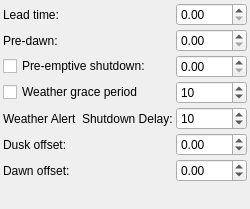
Old version of the form kstars/ekos/scheduler/opsoffsetsettings.ui in the repository KDE/kstars.
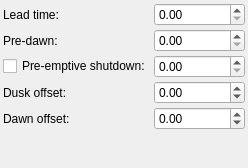
New version of the form.

Commit message: Add support to dedicated weather driver for scheduler startup safety checks

Diff of the .ui file:
```diff
--- a/kstars/ekos/scheduler/opsoffsetsettings.ui
+++ b/kstars/ekos/scheduler/opsoffsetsettings.ui
@@ -6,8 +6,8 @@
    <rect>
     <x>0</x>
     <y>0</y>
-    <width>250</width>
-    <height>209</height>
+    <width>248</width>
+    <height>168</height>
    </rect>
   </property>
   <property name="windowTitle">
@@ -29,6 +29,39 @@
    <property name="spacing">
     <number>3</number>
    </property>
+   <item row="4" column="0">
+    <widget class="QLabel" name="dawnOffsetLabel">
+     <property name="toolTip">
+      <string>&lt;html&gt;&lt;body&gt;&lt;p&gt;Offset astronomical dawn by this many hours. This positive or negative value adjusts the twilight restriction.&lt;/p&gt;&lt;/body&gt;&lt;/html&gt;</string>
+     </property>
+     <property name="text">
+      <string>Dawn offset:</string>
+     </property>
+    </widget>
+   </item>
+   <item row="3" column="1">
+    <widget class="QDoubleSpinBox" name="kcfg_DuskOffset">
+     <property name="minimum">
+      <double>-24.000000000000000</double>
+     </property>
+     <property name="maximum">
+      <double>24.000000000000000</double>
+     </property>
+     <property name="singleStep">
+      <double>0.500000000000000</double>
+     </property>
+    </widget>
+   </item>
+   <item row="0" column="0">
+    <widget class="QLabel" name="leadTimeLabel">
+     <property name="toolTip">
+      <string>&lt;html&gt;&lt;head/&gt;&lt;body&gt;&lt;p&gt;Lead time is the minimum time in minutes between jobs. The scheduler starts execution of a job before its scheduled startup time by this lead time. Early execution is useful as focusing, alignment, and guiding procedures may take prolonged periods to time to complete.&lt;/p&gt;&lt;/body&gt;&lt;/html&gt;</string>
+     </property>
+     <property name="text">
+      <string>Lead time:</string>
+     </property>
+    </widget>
+   </item>
    <item row="2" column="0">
     <widget class="QCheckBox" name="kcfg_PreemptiveShutdown">
      <property name="toolTip">
@@ -39,16 +72,13 @@
      </property>
     </widget>
    </item>
-   <item row="6" column="1">
-    <widget class="QDoubleSpinBox" name="kcfg_DawnOffset">
-     <property name="minimum">
-      <double>-24.000000000000000</double>
-     </property>
-     <property name="maximum">
-      <double>24.000000000000000</double>
-     </property>
-     <property name="singleStep">
-      <double>0.500000000000000</double>
+   <item row="0" column="1">
+    <widget class="QDoubleSpinBox" name="kcfg_LeadTime"/>
+   </item>
+   <item row="2" column="1">
+    <widget class="QDoubleSpinBox" name="kcfg_PreemptiveShutdownTime">
+     <property name="toolTip">
+      <string>&lt;html&gt;&lt;head/&gt;&lt;body&gt;&lt;p&gt;Pre-emptive shutdown hours&lt;/p&gt;&lt;/body&gt;&lt;/html&gt;</string>
      </property>
     </widget>
    </item>
@@ -62,7 +92,10 @@
      </property>
     </widget>
    </item>
-   <item row="7" column="0">
+   <item row="1" column="1">
+    <widget class="QDoubleSpinBox" name="kcfg_PreDawnTime"/>
+   </item>
+   <item row="5" column="0">
     <spacer name="verticalSpacer">
      <property name="orientation">
       <enum>Qt::Orientation::Vertical</enum>
@@ -75,8 +108,8 @@
      </property>
     </spacer>
    </item>
-   <item row="5" column="1">
-    <widget class="QDoubleSpinBox" name="kcfg_DuskOffset">
+   <item row="4" column="1">
+    <widget class="QDoubleSpinBox" name="kcfg_DawnOffset">
      <property name="minimum">
       <double>-24.000000000000000</double>
      </property>
@@ -88,40 +121,7 @@
      </property>
     </widget>
    </item>
-   <item row="0" column="1">
-    <widget class="QDoubleSpinBox" name="kcfg_LeadTime"/>
-   </item>
-   <item row="6" column="0">
-    <widget class="QLabel" name="dawnOffsetLabel">
-     <property name="toolTip">
-      <string>&lt;html&gt;&lt;body&gt;&lt;p&gt;Offset astronomical dawn by this many hours. This positive or negative value adjusts the twilight restriction.&lt;/p&gt;&lt;/body&gt;&lt;/html&gt;</string>
-     </property>
-     <property name="text">
-      <string>Dawn offset:</string>
-     </property>
-    </widget>
-   </item>
-   <item row="2" column="1">
-    <widget class="QDoubleSpinBox" name="kcfg_PreemptiveShutdownTime">
-     <property name="toolTip">
-      <string>&lt;html&gt;&lt;head/&gt;&lt;body&gt;&lt;p&gt;Pre-emptive shutdown hours&lt;/p&gt;&lt;/body&gt;&lt;/html&gt;</string>
-     </property>
-    </widget>
-   </item>
-   <item row="0" column="0">
-    <widget class="QLabel" name="leadTimeLabel">
-     <property name="toolTip">
-      <string>&lt;html&gt;&lt;head/&gt;&lt;body&gt;&lt;p&gt;Lead time is the minimum time in minutes between jobs. The scheduler starts execution of a job before its scheduled startup time by this lead time. Early execution is useful as focusing, alignment, and guiding procedures may take prolonged periods to time to complete.&lt;/p&gt;&lt;/body&gt;&lt;/html&gt;</string>
-     </property>
-     <property name="text">
-      <string>Lead time:</string>
-     </property>
-    </widget>
-   </item>
-   <item row="1" column="1">
-    <widget class="QDoubleSpinBox" name="kcfg_PreDawnTime"/>
-   </item>
-   <item row="5" column="0">
+   <item row="3" column="0">
     <widget class="QLabel" name="duskOffsetLabel">
      <property name="toolTip">
       <string>&lt;html&gt;&lt;body&gt;&lt;p&gt;Offset astronomical dusk by this many hours. This positive or negative value adjusts the twilight restriction.&lt;/p&gt;&lt;/body&gt;&lt;/html&gt;</string>
@@ -131,49 +131,6 @@
      </property>
     </widget>
    </item>
-   <item row="3" column="0">
-    <widget class="QCheckBox" name="kcfg_SchedulerWeather">
-     <property name="toolTip">
-      <string>&lt;html&gt;&lt;head/&gt;&lt;body&gt;&lt;p&gt;&lt;span style=&quot; font-weight:700;&quot;&gt;Enable Weather-Based Scheduling:&lt;/span&gt; Prevents new jobs from starting during weather warnings or alerts. Existing jobs continue during warnings, but are aborted during alerts. System initiates a soft shutdown and waits for improved conditions or grace period expiration, after which the current job is terminated.&lt;/p&gt;&lt;/body&gt;&lt;/html&gt;</string>
-     </property>
-     <property name="text">
-      <string>Weather grace period</string>
-     </property>
-    </widget>
-   </item>
-   <item row="3" column="1">
-    <widget class="QSpinBox" name="kcfg_SchedulerWeatherGracePeriod">
-     <property name="minimum">
-      <number>1</number>
-     </property>
-     <property name="maximum">
-      <number>120</number>
-     </property>
-     <property name="value">
-      <number>10</number>
-     </property>
-    </widget>
-   </item>
-   <item row="4" column="0">
-    <widget class="QLabel" name="label">
-     <property name="toolTip">
-      <string>&lt;html&gt;&lt;head/&gt;&lt;body&gt;&lt;p&gt;Wait this many seconds when detecting weather alert before starting observatory shutdown.&lt;/p&gt;&lt;/body&gt;&lt;/html&gt;</string>
-     </property>
-     <property name="text">
-      <string>Weather Alert  Shutdown Delay:</string>
-     </property>
-    </widget>
-   </item>
-   <item row="4" column="1">
-    <widget class="QSpinBox" name="kcfg_SchedulerWeatherShutdownDelay">
-     <property name="maximum">
-      <number>900</number>
-     </property>
-     <property name="value">
-      <number>10</number>
-     </property>
-    </widget>
-   </item>
   </layout>
  </widget>
  <resources/>
```
The commit also changes 11 other files.
